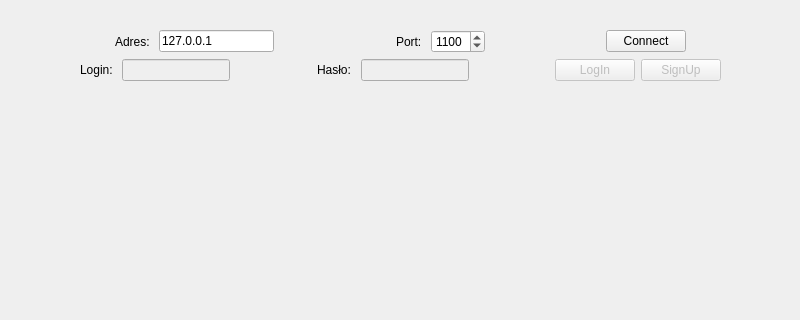
The window that client/mainwindow.ui (michal-kowal/bsd-socket-chat-app) describes before a commit, drawn with Qt 5; both pictures show x 0 to 800 and y 0 to 320 of the 800 by 600 pixel window.
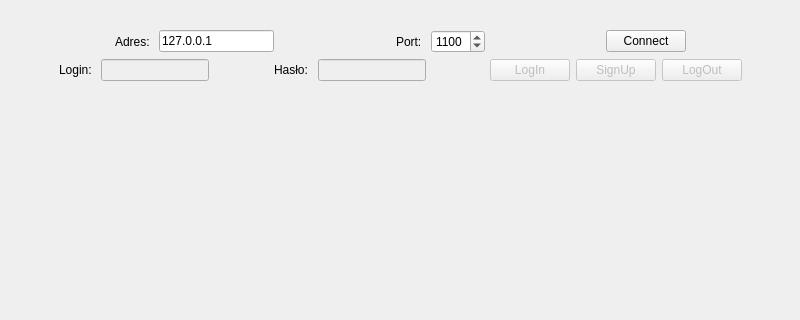
The same window after the commit.

What changed in the file:
```diff
--- a/client/mainwindow.ui
+++ b/client/mainwindow.ui
@@ -216,6 +216,16 @@
          </property>
         </widget>
        </item>
+       <item>
+        <widget class="QPushButton" name="logoutButton">
+         <property name="enabled">
+          <bool>false</bool>
+         </property>
+         <property name="text">
+          <string>LogOut</string>
+         </property>
+        </widget>
+       </item>
        <item>
         <spacer name="horizontalSpacer_8">
          <property name="orientation">
```
